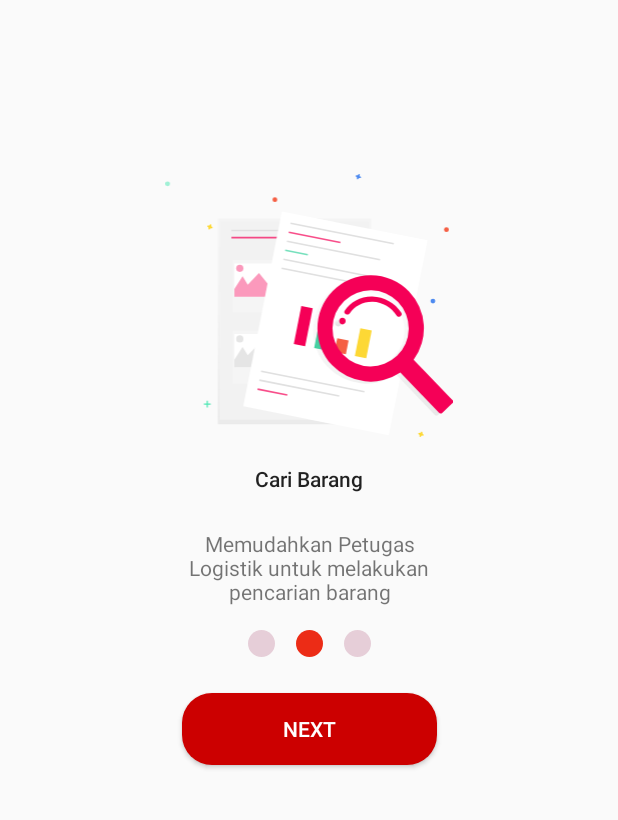
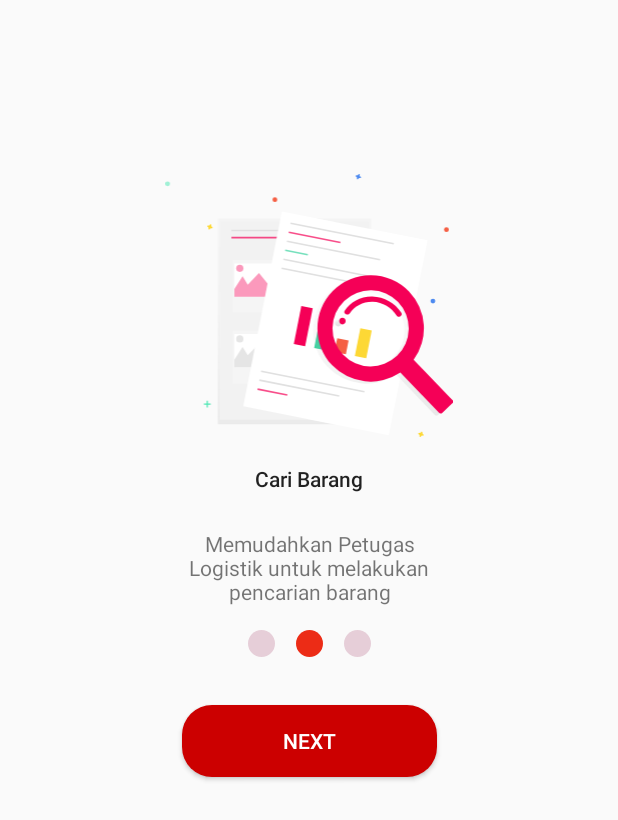
Before and after one commit to Azizalfauzi/Warehouse-Helper, an Android app: the OnboardingDua screen opened through its navigation route, on a phone screen of 412 x 824 dp. Shown: the top 820 px of the screen. Run offline under Robolectric (Android 15) with nearby library versions, the phone set to English and light mode, and no system bars; our stand-ins replace data binding.

Commit message:
Initial Commit menambahkan scroolview di semua view yang sudah jadi

```diff
--- a/app/src/main/java/org/d3ifcool/warehousehelper/caridata/CariAdapter.kt
+++ b/app/src/main/java/org/d3ifcool/warehousehelper/caridata/CariAdapter.kt
@@ -84,7 +84,6 @@ class CariAdapter(val mCtx: Context, val layoutResId: Int, val dataList: List<Da
                     Toast.LENGTH_SHORT
                 ).show()
             } else {
-
                 val data = Data(data.id, nama_barang, jumlah_barang, harga_barang, tanggal_masuk)
                 dbData.child(data.id).setValue(data)
                 Toast.makeText(mCtx, "Data Berhasil di Update!", Toast.LENGTH_SHORT).show()
--- a/app/src/main/res/layout/fragment_onboarding_dua.xml
+++ b/app/src/main/res/layout/fragment_onboarding_dua.xml
@@ -1,12 +1,17 @@
 <?xml version="1.0" encoding="utf-8"?>
-<layout  xmlns:android="http://schemas.android.com/apk/res/android"
+<layout xmlns:android="http://schemas.android.com/apk/res/android"
     xmlns:app="http://schemas.android.com/apk/res-auto"
     xmlns:tools="http://schemas.android.com/tools"
     tools:context=".boading.OnboardingDua">
+
+    <ScrollView
+        android:layout_width="match_parent"
+        android:layout_height="match_parent"
+        android:fillViewport="true">
+
         <androidx.constraintlayout.widget.ConstraintLayout
             android:layout_width="match_parent"
-    android:layout_height="match_parent"
-   >
+            android:layout_height="wrap_content">
 
             <ImageView
                 android:id="@+id/iv_caribarang"
@@ -56,7 +61,7 @@
                 android:id="@+id/btn_nextdua"
                 android:layout_width="0dp"
                 android:layout_height="wrap_content"
-        android:layout_marginTop="24dp"
+                android:layout_marginTop="32dp"
                 android:background="@drawable/custom_button_2"
                 android:text="@string/next"
                 android:textColor="@color/colorAccent"
@@ -64,4 +69,5 @@
                 app:layout_constraintStart_toStartOf="@+id/tv_kalimatdua"
                 app:layout_constraintTop_toBottomOf="@+id/imageView2" />
         </androidx.constraintlayout.widget.ConstraintLayout>
+    </ScrollView>
 </layout>
```
Also changed, not shown: app/src/main/java/org/d3ifcool/warehousehelper/autentifikasi/SignUpActivity.kt (+7 -1 lines), app/src/main/res/layout/activity_login.xml (+8 -1 lines), app/src/main/res/layout/activity_sign_up.xml (+7 -1 lines), app/src/main/res/layout/activity_tambah_data.xml (+6 -6 lines), app/src/main/res/layout/fragment_onboarding_satu.xml (+8 -2 lines), app/src/main/res/layout/fragment_onboarding_tiga.xml (+8 -2 lines), app/src/main/res/layout/fragment_splash_screen.xml (+9 -5 lines). Lines whose indentation alone changed are shown as unchanged.
